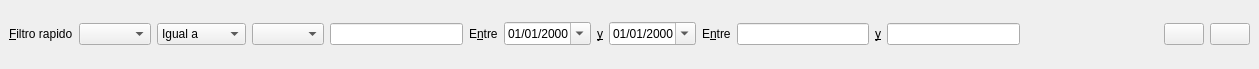
dpinelo/AS7, file src/lib/daobusiness/widgets/dbabstractfilterview.ui: the form before one commit.
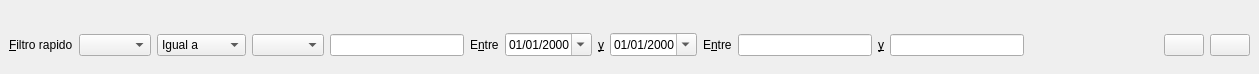
The form after the commit. Icons and pictures are not drawn. Custom widgets are drawn as their Qt base class.

Commit message: Filter was not correctly positioned.

```diff
--- a/src/lib/daobusiness/widgets/dbabstractfilterview.ui
+++ b/src/lib/daobusiness/widgets/dbabstractfilterview.ui
@@ -7,7 +7,7 @@
     <x>0</x>
     <y>0</y>
     <width>1259</width>
-    <height>69</height>
+    <height>74</height>
    </rect>
   </property>
   <property name="focusPolicy">
@@ -29,6 +29,9 @@
    <property name="bottomMargin">
     <number>0</number>
    </property>
+   <item>
+    <widget class="QFrame" name="gbCustomFilter"/>
+   </item>
    <item>
     <widget class="QFrame" name="gbFilter">
      <property name="frameShape">
@@ -38,33 +41,20 @@
       <enum>QFrame::Plain</enum>
      </property>
      <layout class="QGridLayout" name="gridLayout">
-      <item row="0" column="0" colspan="13">
-       <layout class="QHBoxLayout" name="hlBranchTree"/>
-      </item>
-      <item row="1" column="0">
-       <widget class="QLabel" name="lblFastFilter">
-        <property name="text">
-         <string>&amp;Filtro rapido</string>
+      <item row="1" column="11">
+       <spacer name="horizontalSpacer">
+        <property name="orientation">
+         <enum>Qt::Horizontal</enum>
         </property>
-        <property name="buddy">
-         <cstring>cbFastFilter</cstring>
+        <property name="sizeHint" stdset="0">
+         <size>
+          <width>69</width>
+          <height>40</height>
+         </size>
         </property>
-       </widget>
+       </spacer>
       </item>
-      <item row="1" column="1">
-       <widget class="QComboBox" name="cbFastFilter">
-        <property name="toolTip">
-         <string>Seleccione la columna por el que desa realizar el filtrado rápido.</string>
-        </property>
-        <property name="statusTip">
-         <string>Seleccione la columna por el que desa realizar el filtrado rápido.</string>
-        </property>
-        <property name="whatsThis">
-         <string>Seleccione la columna por el que desa realizar el filtrado rápido.</string>
-        </property>
-       </widget>
-      </item>
-      <item row="1" column="2">
+      <item row="1" column="3">
        <widget class="QComboBox" name="cbFastFilterOperators">
         <item>
          <property name="text">
@@ -93,7 +83,17 @@
         </item>
        </widget>
       </item>
-      <item row="1" column="3">
+      <item row="1" column="1">
+       <widget class="QLabel" name="lblFastFilter">
+        <property name="text">
+         <string>&amp;Filtro rapido</string>
+        </property>
+        <property name="buddy">
+         <cstring>cbFastFilter</cstring>
+        </property>
+       </widget>
+      </item>
+      <item row="1" column="4">
        <widget class="QComboBox" name="cbFastFilterValue">
         <property name="sizePolicy">
          <sizepolicy hsizetype="Preferred" vsizetype="Fixed">
@@ -103,7 +103,7 @@
         </property>
        </widget>
       </item>
-      <item row="1" column="4">
+      <item row="1" column="5">
        <widget class="QLineEdit" name="leFastFilter">
         <property name="sizePolicy">
          <sizepolicy hsizetype="Expanding" vsizetype="Fixed">
@@ -131,7 +131,20 @@
         </property>
        </widget>
       </item>
-      <item row="1" column="5">
+      <item row="1" column="2">
+       <widget class="QComboBox" name="cbFastFilter">
+        <property name="toolTip">
+         <string>Seleccione la columna por el que desa realizar el filtrado rápido.</string>
+        </property>
+        <property name="statusTip">
+         <string>Seleccione la columna por el que desa realizar el filtrado rápido.</string>
+        </property>
+        <property name="whatsThis">
+         <string>Seleccione la columna por el que desa realizar el filtrado rápido.</string>
+        </property>
+       </widget>
+      </item>
+      <item row="1" column="6">
        <layout class="QHBoxLayout" name="layoutDate">
         <item>
          <widget class="QLabel" name="lblDate1">
@@ -175,46 +188,10 @@
         </item>
        </layout>
       </item>
-      <item row="1" column="6">
-       <widget class="QLabel" name="lblBetween">
-        <property name="text">
-         <string>E&amp;ntre</string>
-        </property>
-        <property name="buddy">
-         <cstring>leFastFilter1</cstring>
-        </property>
-       </widget>
-      </item>
-      <item row="1" column="7">
-       <widget class="QLineEdit" name="leFastFilter1"/>
-      </item>
       <item row="1" column="8">
-       <widget class="QLabel" name="lblAnd">
-        <property name="text">
-         <string>&amp;y</string>
-        </property>
-        <property name="buddy">
-         <cstring>leFastFilter2</cstring>
-        </property>
-       </widget>
+       <widget class="QLineEdit" name="leFastFilter1"/>
       </item>
-      <item row="1" column="9">
-       <widget class="QLineEdit" name="leFastFilter2"/>
-      </item>
-      <item row="1" column="10">
-       <spacer name="horizontalSpacer">
-        <property name="orientation">
-         <enum>Qt::Horizontal</enum>
-        </property>
-        <property name="sizeHint" stdset="0">
-         <size>
-          <width>69</width>
-          <height>40</height>
-         </size>
-        </property>
-       </spacer>
-      </item>
-      <item row="1" column="11">
+      <item row="1" column="12">
        <widget class="QPushButton" name="pbRefresh">
         <property name="toolTip">
          <string>Refresca los datos del modelo actual...</string>
@@ -231,7 +208,30 @@
         </property>
        </widget>
       </item>
-      <item row="1" column="12">
+      <item row="1" column="10">
+       <widget class="QLineEdit" name="leFastFilter2"/>
+      </item>
+      <item row="1" column="7">
+       <widget class="QLabel" name="lblBetween">
+        <property name="text">
+         <string>E&amp;ntre</string>
+        </property>
+        <property name="buddy">
+         <cstring>leFastFilter1</cstring>
+        </property>
+       </widget>
+      </item>
+      <item row="1" column="9">
+       <widget class="QLabel" name="lblAnd">
+        <property name="text">
+         <string>&amp;y</string>
+        </property>
+        <property name="buddy">
+         <cstring>leFastFilter2</cstring>
+        </property>
+       </widget>
+      </item>
+      <item row="1" column="13">
        <widget class="QPushButton" name="pbSort">
         <property name="toolTip">
          <string>Ordenar por varios campos</string>
@@ -254,6 +254,9 @@
         </property>
        </widget>
       </item>
+      <item row="1" column="0">
+       <layout class="QHBoxLayout" name="hlBranchTree"/>
+      </item>
      </layout>
     </widget>
    </item>
```
The commit also changes 2 other files.
